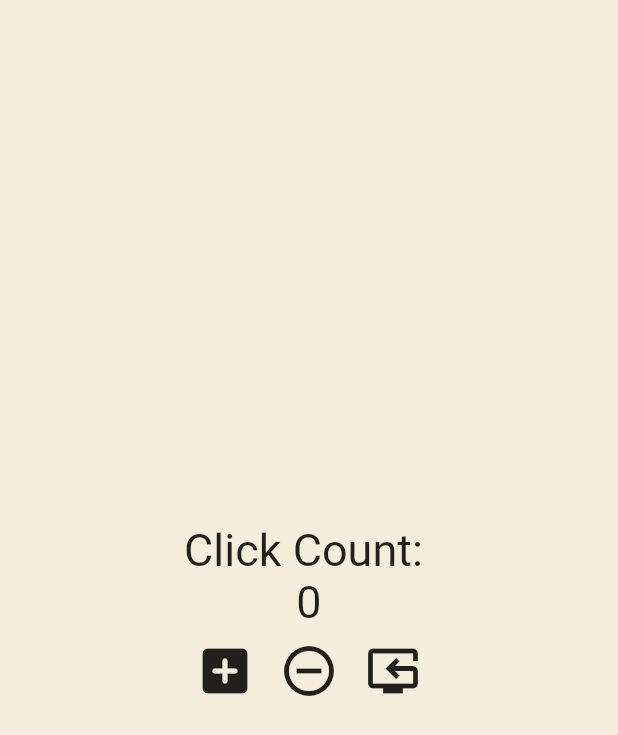
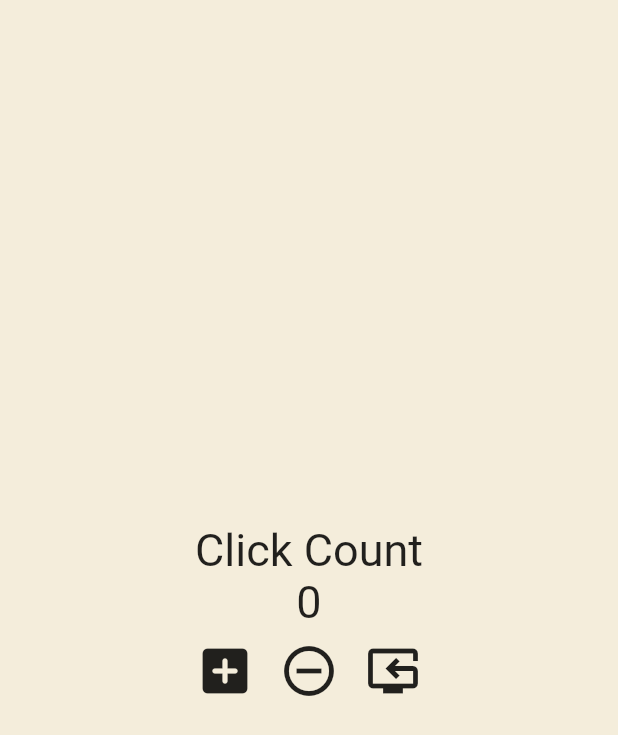
Before and after one commit to kingof7/flutter_stateful, a Flutter app: the screen it shows after launch, on a phone screen of 412 x 824 dp. Shown: the top 735 px of the screen. Run offline on Flutter 3.47's test engine with Material 2 defaults, Android fonts, the phone set to English and light mode, and no system bars.

```diff
--- a/stateful/lib/main.dart
+++ b/stateful/lib/main.dart
@@ -5,7 +5,7 @@ void main() {
 }
 
 class App extends StatefulWidget {
-  @override
+  @override // State<?> 클래스는 데이터를 갖고 있다.
   State<App> createState() => _AppState();
 }
 
@@ -33,8 +33,9 @@ class _AppState extends State<App> {
     });
   }
 
-  @override
+  @override // UI 부분
   Widget build(BuildContext context) {
+    // setState가 동작할 때마다 build() method 재 실행됨 : 데이터 리프레시
     return MaterialApp(
       home: Scaffold(
         backgroundColor: const Color(0xFFF4EDDB),
@@ -46,7 +47,7 @@ class _AppState extends State<App> {
                 mainAxisAlignment: MainAxisAlignment.center,
                 children: const [
                   Text(
-                    'Click Count: ',
+                    'Click Count',
                     style: TextStyle(
                       fontSize: 30,
                     ),
```
